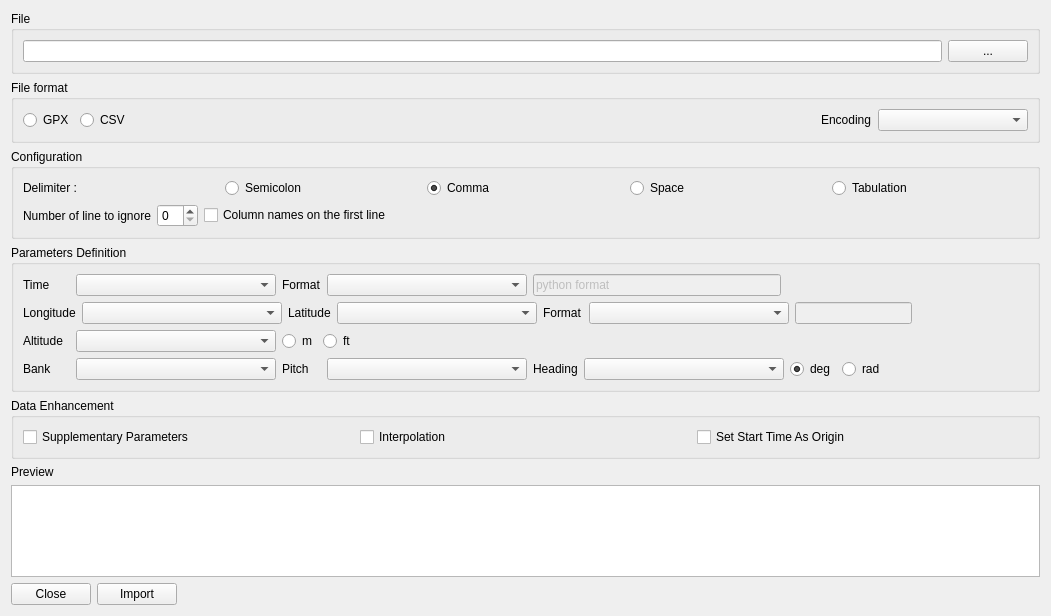
The window that src/main/ui_models/importWindow.ui (couderbe/Sim_Replay) describes before a commit, drawn with Qt 5.
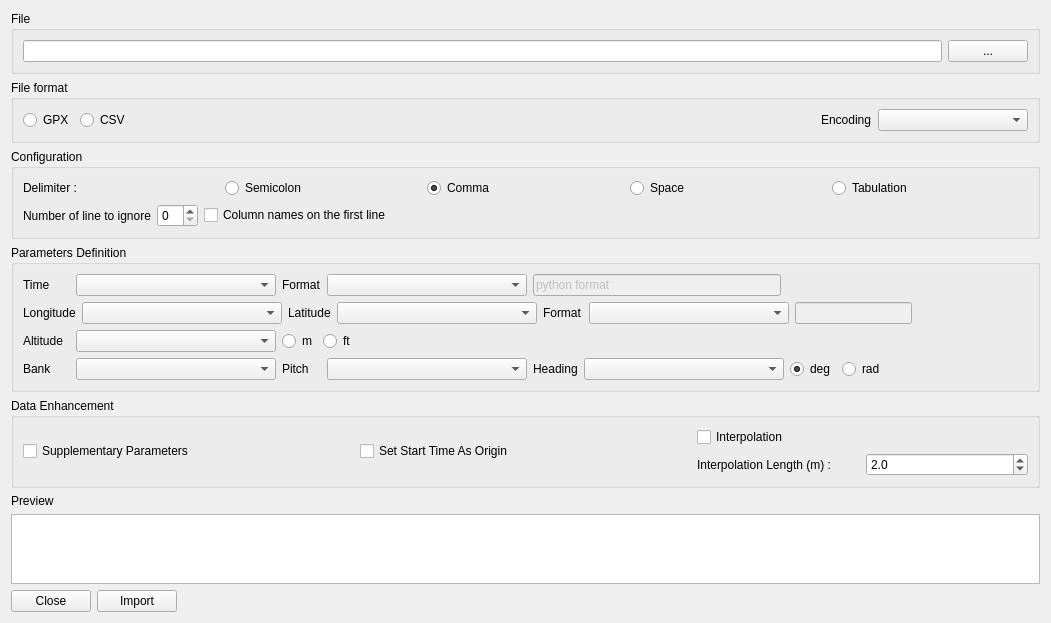
The same window after the commit.

Commit message: feat: add interpolation length selection

```diff
--- a/src/main/ui_models/importWindow.ui
+++ b/src/main/ui_models/importWindow.ui
@@ -7,7 +7,7 @@
     <x>0</x>
     <y>0</y>
     <width>1051</width>
-    <height>616</height>
+    <height>617</height>
    </rect>
   </property>
   <property name="windowTitle">
@@ -525,13 +525,6 @@
         </property>
        </widget>
       </item>
-      <item>
-       <widget class="QCheckBox" name="interpolationCheckBox">
-        <property name="text">
-         <string>Interpolation</string>
-        </property>
-       </widget>
-      </item>
       <item>
        <widget class="QCheckBox" name="setStartTimeAsOriginCheckBox">
         <property name="text">
@@ -539,6 +532,50 @@
         </property>
        </widget>
       </item>
+      <item>
+       <layout class="QVBoxLayout" name="interpolationVerticalLayout">
+        <item>
+         <widget class="QCheckBox" name="interpolationCheckBox">
+          <property name="text">
+           <string>Interpolation</string>
+          </property>
+         </widget>
+        </item>
+        <item>
+         <layout class="QHBoxLayout" name="interpolationHorizontalLayout">
+          <item>
+           <widget class="QLabel" name="interpLengthLabel">
+            <property name="text">
+             <string>Interpolation Length (m) :</string>
+            </property>
+           </widget>
+          </item>
+          <item>
+           <widget class="QDoubleSpinBox" name="interpDoubleSpinBox">
+            <property name="alignment">
+             <set>Qt::AlignmentFlag::AlignLeading|Qt::AlignmentFlag::AlignLeft|Qt::AlignmentFlag::AlignVCenter</set>
+            </property>
+            <property name="decimals">
+             <number>1</number>
+            </property>
+            <property name="minimum">
+             <double>0.100000000000000</double>
+            </property>
+            <property name="maximum">
+             <double>100.000000000000000</double>
+            </property>
+            <property name="singleStep">
+             <double>0.500000000000000</double>
+            </property>
+            <property name="value">
+             <double>2.000000000000000</double>
+            </property>
+           </widget>
+          </item>
+         </layout>
+        </item>
+       </layout>
+      </item>
      </layout>
     </widget>
    </item>
```
The commit also changes 3 other files.
